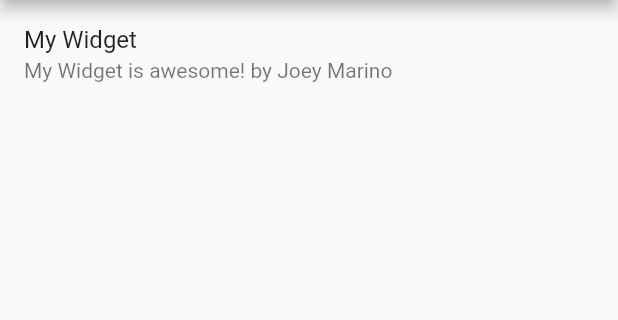
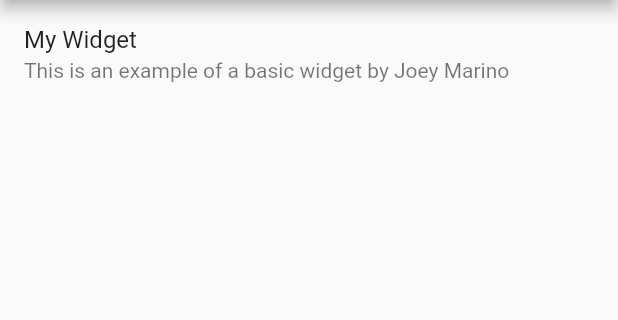
Before and after one commit to Flutter-Buddies/App, a Flutter app: the UserWidgetsScreen screen opened by its route, on a phone screen of 412 x 824 dp, the part 84-404 px from its top. Run offline on Flutter 3.47's test engine with Material 2 defaults, Android fonts, the phone set to English and light mode, and no system bars.

Commit message:
added app bar to example

```diff
--- a/lib/widgets/user_widgets/example/example.dart
+++ b/lib/widgets/user_widgets/example/example.dart
@@ -3,7 +3,7 @@ part of user_widgets;
 //user defines from abstract class needed information
 class ExampleInfo extends WidgetInfo {
   get name => 'My Widget';
-  get description => "My Widget is awesome!";
+  get description => "This is an example of a basic widget";
   get developer => "Joey Marino"; //use any name for yourself
   get widget => ExampleWidget();
 }
@@ -14,6 +14,7 @@ class ExampleWidget extends StatelessWidget {
   Widget build(BuildContext context) {
     return SafeArea(
       child: Scaffold(
+        appBar: AppBar(),
         body: Column(
           children: [
             Center(
```
